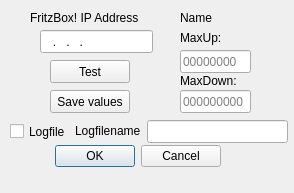
This is config.ui in raspo666/Qfrittr as Qt 5 draws it before an edit. The edited form follows.
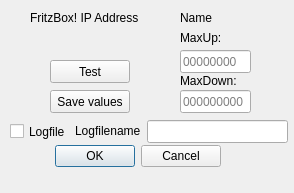
This is the edited form. Custom widgets are drawn as their Qt base class.

Commit message: fixed some logic borks, found a chinese ip-input widget

What changed in the file:
```diff
--- a/config.ui
+++ b/config.ui
@@ -32,19 +32,6 @@
     <set>QDialogButtonBox::Cancel|QDialogButtonBox::Ok</set>
    </property>
   </widget>
-  <widget class="QLineEdit" name="IPedit">
-   <property name="geometry">
-    <rect>
-     <x>40</x>
-     <y>30</y>
-     <width>113</width>
-     <height>23</height>
-    </rect>
-   </property>
-   <property name="inputMask">
-    <string>000.000.000.000</string>
-   </property>
-  </widget>
   <widget class="QLabel" name="label">
    <property name="geometry">
     <rect>
@@ -185,7 +172,28 @@
     <string>Logfile</string>
    </property>
   </widget>
+  <widget class="IPAddress" name="ipaddress" native="true">
+   <property name="geometry">
+    <rect>
+     <x>21</x>
+     <y>30</y>
+     <width>141</width>
+     <height>23</height>
+    </rect>
+   </property>
+   <property name="cursor">
+    <cursorShape>IBeamCursor</cursorShape>
+   </property>
+  </widget>
  </widget>
+ <customwidgets>
+  <customwidget>
+   <class>IPAddress</class>
+   <extends>QWidget</extends>
+   <header location="global">ipaddress.h</header>
+   <container>1</container>
+  </customwidget>
+ </customwidgets>
  <resources/>
  <connections>
   <connection>
```
The commit also changes 9 other files.
